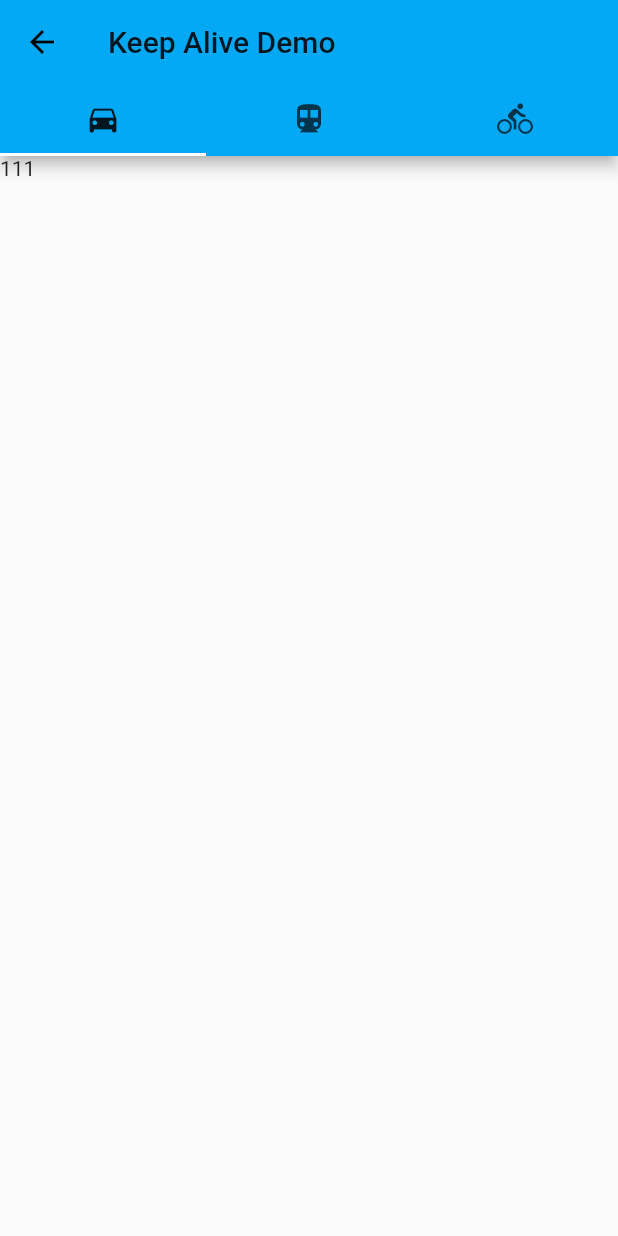
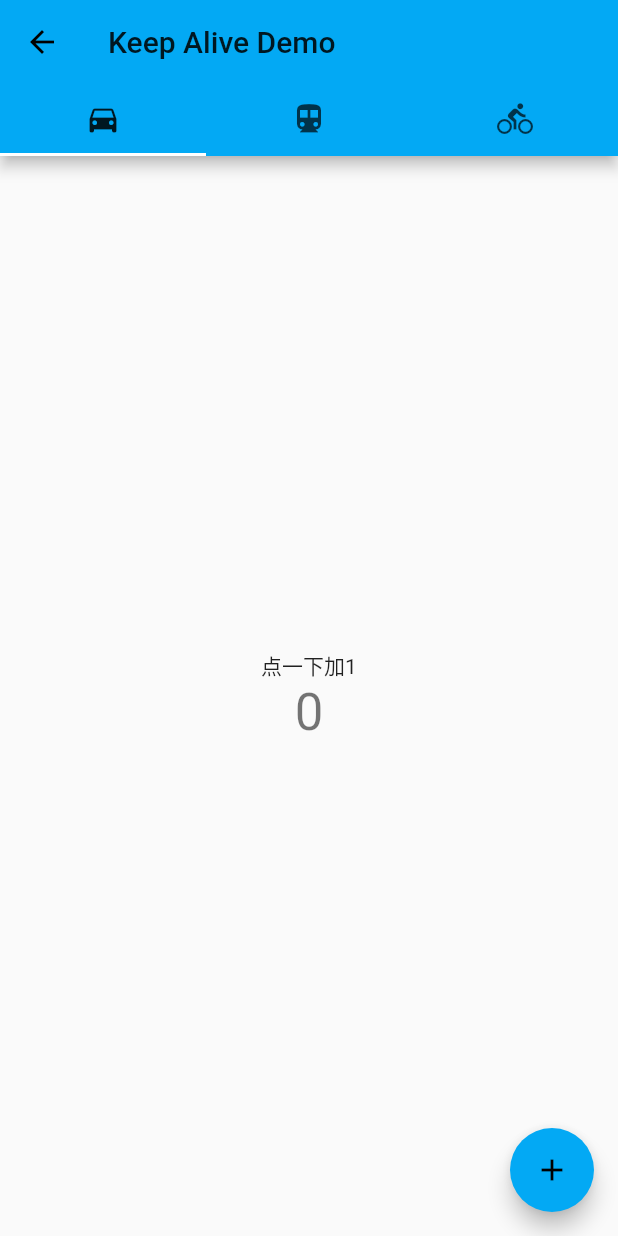
Before and after one commit to jyhu1993/flutter_demos, a Flutter app: the KeepAliveDemo screen opened directly, on a phone screen of 412 x 824 dp. Run offline on Flutter 3.47's test engine with Material 2 defaults, Android fonts, the phone set to English and light mode, and no system bars.

Commit message:
页面状态保持demo

```diff
--- a/lib/keep_alive_demo.dart
+++ b/lib/keep_alive_demo.dart
@@ -17,11 +17,15 @@ class _KeepAliveDemoState extends State<KeepAliveDemo> with SingleTickerProvider
 
   @override
   void initState(){
+    super.initState();
+    print('initial');
     _controller = TabController(length: 3, vsync: this);
   }
 
   @override
   void dispose(){
+    super.dispose();
+    print('dispose');
     _controller.dispose();
   }
 
@@ -42,11 +46,52 @@ class _KeepAliveDemoState extends State<KeepAliveDemo> with SingleTickerProvider
       body: TabBarView(
         controller: _controller,
         children: <Widget>[
-          Text('111'),
-          Text('222'),
-          Text('333'),
+          MyHomePage(),
+          MyHomePage(),
+          MyHomePage(),
         ],
       ),
     );
   }
 }
+
+class MyHomePage extends StatefulWidget {
+  @override
+  _MyHomePageState createState() => _MyHomePageState();
+}
+
+class _MyHomePageState extends State<MyHomePage> with AutomaticKeepAliveClientMixin {
+  int _counter = 0;
+  // 重写keepAlive为true, 就可以有记忆功能
+  @override
+  bool get wantKeepAlive => true;
+
+  void _incrementCounter(){
+    setState(() {
+     _counter++;
+    });
+  }
+  @override
+  Widget build(BuildContext context) {
+    return Scaffold(
+      body: Center(
+        child: Column(
+          mainAxisAlignment: MainAxisAlignment.center,
+          children: <Widget>[
+            Text('点一下加1'),
+            Text(
+              '$_counter',
+              style: Theme.of(context).textTheme.display1,
+            )
+          ],
+        ),
+      ),
+      // 增加一个悬浮按钮，点击时触发_incrementCounter方法；
+      floatingActionButton: FloatingActionButton(
+        child: Icon(Icons.add),
+        tooltip: 'Increment',
+        onPressed: _incrementCounter,
+      ),
+    );
+  }
+}
```
